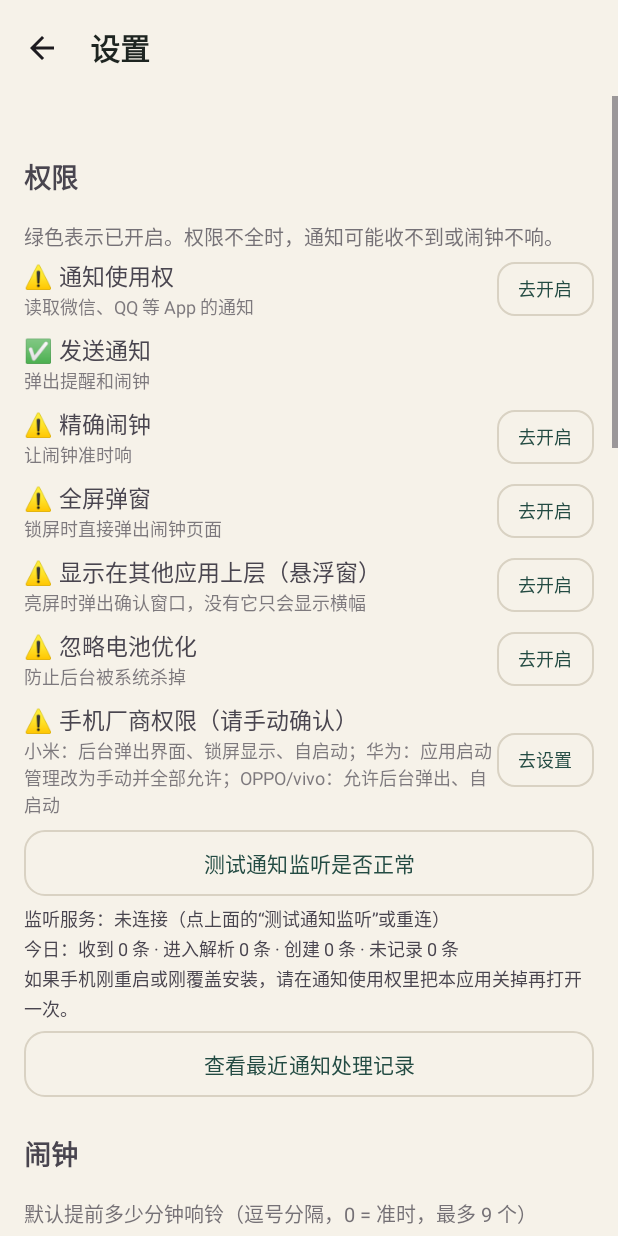
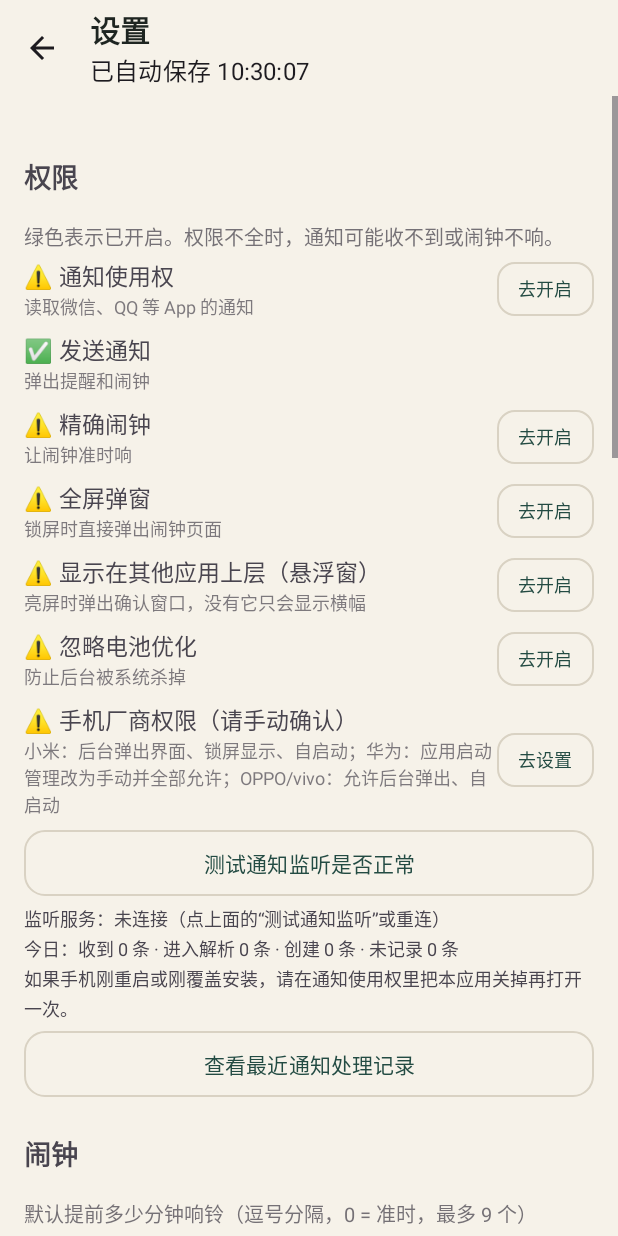
Before and after one commit to John20260411/NotifyClock, an Android app: the screen it shows after launch (SettingsActivity), after a tap on "设置", on a phone screen of 412 x 824 dp. Run offline under Robolectric (Android 15) with nearby library versions, the phone set to English and light mode, and no system bars.

Commit message:
v0.3.7: 设置页自动保存并移除保存按钮

```diff
--- a/app/build.gradle.kts
+++ b/app/build.gradle.kts
@@ -16,8 +16,8 @@ android {
         applicationId = "cn.notialarm"
         minSdk = 26
         targetSdk = 34
-        versionCode = 12
-        versionName = "0.3.6"
+        versionCode = 13
+        versionName = "0.3.7"
     }
 
     buildTypes {
--- a/app/src/main/java/cn/notialarm/ui/SettingsActivity.kt
+++ b/app/src/main/java/cn/notialarm/ui/SettingsActivity.kt
@@ -32,6 +32,7 @@ import android.widget.TextView
 import android.widget.Toast
 import androidx.activity.result.contract.ActivityResultContracts
 import androidx.appcompat.app.AppCompatActivity
+import androidx.core.widget.doAfterTextChanged
 import cn.notialarm.Fmt
 import cn.notialarm.Notifier
 import cn.notialarm.NotifyListener
@@ -66,6 +67,25 @@ class SettingsActivity : AppCompatActivity() {
     private lateinit var btnPreview: Button
     private lateinit var rgVolume: RadioGroup
 
+    private lateinit var etOffsets: EditText
+    private lateinit var swSound: MaterialSwitch
+    private lateinit var swVibrate: MaterialSwitch
+    private lateinit var etRing: EditText
+    private lateinit var etSnooze: EditText
+    private lateinit var swQuiet: MaterialSwitch
+    private lateinit var swQuietKeep: MaterialSwitch
+    private lateinit var rgMode: RadioGroup
+    private lateinit var etUrl: EditText
+    private lateinit var etKey: EditText
+    private lateinit var etModel: EditText
+    private lateinit var swMonitorAll: MaterialSwitch
+    private lateinit var btnQuietStart: Button
+    private lateinit var btnQuietEnd: Button
+
+    /** 初始化期间不保存，避免把默认值/半成品写回去。 */
+    private var loading = true
+    private val saveRunnable = Runnable { saveAll(false) }
+
     private val pickRingtone = registerForActivityResult(ActivityResultContracts.StartActivityForResult()) { res ->
         if (res.resultCode != Activity.RESULT_OK) return@registerForActivityResult
         val uri: Uri? = if (Build.VERSION.SDK_INT >= 33) {
@@ -95,6 +115,7 @@ class SettingsActivity : AppCompatActivity() {
         setContentView(R.layout.activity_settings)
         title = "设置"
         supportActionBar?.setDisplayHomeAsUpEnabled(true)
+        supportActionBar?.subtitle = "修改会自动保存"
         prefs = Prefs(this)
 
         permContainer = findViewById(R.id.permContainer)
@@ -104,20 +125,20 @@ class SettingsActivity : AppCompatActivity() {
         Permissions.render(this, permContainer)
         renderDiag()
 
-        val etOffsets = findViewById<EditText>(R.id.etOffsets)
-        val swSound = findViewById<MaterialSwitch>(R.id.swSound)
-        val swVibrate = findViewById<MaterialSwitch>(R.id.swVibrate)
-        val etRing = findViewById<EditText>(R.id.etRingMinutes)
-        val etSnooze = findViewById<EditText>(R.id.etSnooze)
-        val swQuiet = findViewById<MaterialSwitch>(R.id.swQuiet)
-        val swQuietKeep = findViewById<MaterialSwitch>(R.id.swQuietKeep)
-        val btnQuietStart = findViewById<Button>(R.id.btnQuietStart)
-        val btnQuietEnd = findViewById<Button>(R.id.btnQuietEnd)
-        val rgMode = findViewById<RadioGroup>(R.id.rgMode)
-        val etUrl = findViewById<EditText>(R.id.etUrl)
-        val etKey = findViewById<EditText>(R.id.etKey)
-        val etModel = findViewById<EditText>(R.id.etModel)
-        val swMonitorAll = findViewById<MaterialSwitch>(R.id.swMonitorAll)
+        etOffsets = findViewById(R.id.etOffsets)
+        swSound = findViewById(R.id.swSound)
+        swVibrate = findViewById(R.id.swVibrate)
+        etRing = findViewById(R.id.etRingMinutes)
+        etSnooze = findViewById(R.id.etSnooze)
+        swQuiet = findViewById(R.id.swQuiet)
+        swQuietKeep = findViewById(R.id.swQuietKeep)
+        btnQuietStart = findViewById(R.id.btnQuietStart)
+        btnQuietEnd = findViewById(R.id.btnQuietEnd)
+        rgMode = findViewById(R.id.rgMode)
+        etUrl = findViewById(R.id.etUrl)
+        etKey = findViewById(R.id.etKey)
+        etModel = findViewById(R.id.etModel)
+        swMonitorAll = findViewById(R.id.swMonitorAll)
         val spBlackType = findViewById<Spinner>(R.id.spBlackType)
         val etBlackValue = findViewById<EditText>(R.id.etBlackValue)
         tvSound = findViewById(R.id.tvSound)
@@ -148,6 +169,20 @@ class SettingsActivity : AppCompatActivity() {
         etKey.setText(prefs.llmApiKey)
         etModel.setText(prefs.llmModel)
         swMonitorAll.isChecked = prefs.monitorAll
+
+        // 所有设置项都即时生效：变更后 400ms 合并写一次，离开页面时再强制落盘一次。
+        etOffsets.doAfterTextChanged { scheduleSave() }
+        etRing.doAfterTextChanged { scheduleSave() }
+        etSnooze.doAfterTextChanged { scheduleSave() }
+        etUrl.doAfterTextChanged { scheduleSave() }
+        etKey.doAfterTextChanged { scheduleSave() }
+        etModel.doAfterTextChanged { scheduleSave() }
+        swSound.setOnCheckedChangeListener { _, _ -> scheduleSave() }
+        swVibrate.setOnCheckedChangeListener { _, _ -> scheduleSave() }
+        swQuiet.setOnCheckedChangeListener { _, _ -> scheduleSave() }
+        swQuietKeep.setOnCheckedChangeListener { _, _ -> scheduleSave() }
+        swMonitorAll.setOnCheckedChangeListener { _, _ -> scheduleSave() }
+        rgMode.setOnCheckedChangeListener { _, _ -> scheduleSave() }
         spBlackType.adapter = ArrayAdapter(
             this,
             android.R.layout.simple_spinner_dropdown_item,
@@ -205,18 +240,23 @@ class SettingsActivity : AppCompatActivity() {
                 .show()
         }
         btnPreview.setOnClickListener { if (preview == null) startPreview() else stopPreview() }
-        rgVolume.setOnCheckedChangeListener { _, _ -> if (preview != null) { stopPreview(); startPreview() } }
+        rgVolume.setOnCheckedChangeListener { _, _ ->
+            scheduleSave()
+            if (preview != null) { stopPreview(); startPreview() }
+        }
 
         btnQuietStart.setOnClickListener {
             TimePickerDialog(this, { _, h, m ->
                 quietStart = LocalTime.of(h, m)
                 btnQuietStart.text = "开始 $quietStart"
+                scheduleSave()
             }, quietStart.hour, quietStart.minute, true).show()
         }
         btnQuietEnd.setOnClickListener {
             TimePickerDialog(this, { _, h, m ->
                 quietEnd = LocalTime.of(h, m)
                 btnQuietEnd.text = "结束 $quietEnd"
+                scheduleSave()
             }, quietEnd.hour, quietEnd.minute, true).show()
         }
 
@@ -239,34 +279,56 @@ class SettingsActivity : AppCompatActivity() {
             }.start()
         }
 
-        findViewById<Button>(R.id.btnSave).setOnClickListener {
+        loadApps()
+        loading = false
+    }
+
+    /** 合并短时间内的连续修改，避免每敲一个字都写盘/重排闹钟。 */
+    private fun scheduleSave() {
+        if (loading) return
+        handler.removeCallbacks(saveRunnable)
+        handler.postDelayed(saveRunnable, 400)
+    }
+
+    /**
+     * 自动保存。无效输入不覆盖旧值；只有闹钟相关设置变化时才重排。
+     * showErrors = true 用于离开页面时，对仍然无效的输入给出提示。
+     */
+    private fun saveAll(showErrors: Boolean) {
+        if (loading) return
+
         val offsets = Prefs.parseOffsets(etOffsets.text.toString())
         if (offsets == null) {
-                etOffsets.error = "用逗号分隔的分钟数，如 60,10,0（最多 ${Prefs.MAX_OFFSETS} 个）"
-                return@setOnClickListener
+            if (showErrors) etOffsets.error = "用逗号分隔的分钟数，如 60,10,0（最多 ${Prefs.MAX_OFFSETS} 个）"
+        } else {
+            etOffsets.error = null
         }
+
         val ring = etRing.text.toString().trim().toIntOrNull()
-            if (ring == null || ring !in 0..Prefs.MAX_RING_MINUTES) {
-                etRing.error = "0–${Prefs.MAX_RING_MINUTES} 分钟，0 = 一直响到确认"
-                return@setOnClickListener
-            }
+        val ringValid = ring != null && ring in 0..Prefs.MAX_RING_MINUTES
+        if (!ringValid && showErrors) etRing.error = "0–${Prefs.MAX_RING_MINUTES} 分钟，0 = 一直响到确认"
+        if (ringValid) etRing.error = null
+
         val snooze = Prefs.parseOffsets(etSnooze.text.toString())?.filter { it > 0 }
-            if (snooze.isNullOrEmpty()) {
-                etSnooze.error = "用逗号分隔的分钟数，如 5,10,30,60"
-                return@setOnClickListener
-            }
-            if (swQuiet.isChecked && quietStart == quietEnd) {
-                Toast.makeText(this, "免打扰的开始和结束时间不能相同", Toast.LENGTH_SHORT).show()
-                return@setOnClickListener
-            }
-            prefs.defaultOffsets = offsets
+        val snoozeValid = !snooze.isNullOrEmpty()
+        if (!snoozeValid && showErrors) etSnooze.error = "用逗号分隔的分钟数，如 5,10,30,60"
+        if (snoozeValid) etSnooze.error = null
+
+        // 开始和结束相同表示没有免打扰时段，QuietHours.window 会直接返回 null。
+        val oldAlarm = listOf(
+            prefs.defaultOffsets, prefs.sound, prefs.vibrate, prefs.soundUri,
+            prefs.useMediaVolume, prefs.ringMinutes, prefs.snoozeOptions,
+            prefs.quietEnabled, prefs.quietStart, prefs.quietEnd, prefs.quietKeepOnTime,
+        )
+
+        if (offsets != null) prefs.defaultOffsets = offsets
         prefs.sound = swSound.isChecked
         prefs.vibrate = swVibrate.isChecked
         prefs.soundUri = soundUri
         prefs.soundName = soundName
         prefs.useMediaVolume = rgVolume.checkedRadioButtonId == R.id.rbMediaVolume
-            prefs.ringMinutes = ring
-            prefs.snoozeOptions = snooze
+        if (ringValid) prefs.ringMinutes = ring!!
+        if (snoozeValid) prefs.snoozeOptions = snooze!!
         prefs.quietEnabled = swQuiet.isChecked
         prefs.quietStart = quietStart
         prefs.quietEnd = quietEnd
@@ -276,20 +338,27 @@ class SettingsActivity : AppCompatActivity() {
             R.id.rbLlm -> Prefs.MODE_LLM
             else -> Prefs.MODE_HYBRID
         }
-            prefs.llmBaseUrl = etUrl.text.toString()
-            prefs.llmApiKey = etKey.text.toString()
-            prefs.llmModel = etModel.text.toString()
+        prefs.llmBaseUrl = etUrl.text.toString().trim()
+        prefs.llmApiKey = etKey.text.toString().trim()
+        prefs.llmModel = etModel.text.toString().trim()
         prefs.monitorAll = swMonitorAll.isChecked
         prefs.monitoredPackages = selected.toSet()
         DroppedStore.retainPackages(this, selected.toSet())
-            // 免打扰改了会影响已有提醒的响铃时刻
-            Reminders.archiveBlacklisted(this)
-            Reminders.rescheduleAll(this)
-            Toast.makeText(this, "已保存", Toast.LENGTH_SHORT).show()
-            finish()
+
+        val newAlarm = listOf(
+            prefs.defaultOffsets, prefs.sound, prefs.vibrate, prefs.soundUri,
+            prefs.useMediaVolume, prefs.ringMinutes, prefs.snoozeOptions,
+            prefs.quietEnabled, prefs.quietStart, prefs.quietEnd, prefs.quietKeepOnTime,
+        )
+        if (oldAlarm != newAlarm) Reminders.rescheduleAll(this)
+
+        supportActionBar?.subtitle = "已自动保存 ${LocalTime.now().withNano(0)}"
+        handler.removeCallbacks(resetSubtitle)
+        handler.postDelayed(resetSubtitle, 2000)
     }
 
-        loadApps()
+    private val resetSubtitle = Runnable {
+        supportActionBar?.subtitle = "修改会自动保存"
     }
 
     override fun onResume() {
@@ -362,6 +431,7 @@ class SettingsActivity : AppCompatActivity() {
         soundName = name
         tvSound.text = "当前铃声：" + if (uri.isBlank()) "系统默认闹钟铃声" else name
         if (preview != null) { stopPreview(); startPreview() }
+        scheduleSave()
     }
 
     private fun startPreview() {
@@ -385,6 +455,8 @@ class SettingsActivity : AppCompatActivity() {
     }
 
     override fun onPause() {
+        handler.removeCallbacks(saveRunnable)
+        saveAll(true)
         NotifyListener.onStateChanged = null
         stopPreview()
         super.onPause()
@@ -462,9 +534,13 @@ class SettingsActivity : AppCompatActivity() {
                         text = "$label\n$pkg"
                         textSize = 14f
                         isChecked = pkg in selected
-                        setOnCheckedChangeListener { _, on -> if (on) selected += pkg else selected -= pkg }
+                        setOnCheckedChangeListener { _, on ->
+                            if (on) selected += pkg else selected -= pkg
+                            scheduleSave()
+                        }
                     })
                 }
+                if (firstTime) scheduleSave()
             }
         }.start()
     }
--- a/app/src/main/res/layout/activity_settings.xml
+++ b/app/src/main/res/layout/activity_settings.xml
@@ -340,14 +340,5 @@
             android:layout_width="match_parent"
             android:layout_height="wrap_content"
             android:orientation="vertical" />
-
-        <Button
-            android:id="@+id/btnSave"
-            android:layout_width="match_parent"
-            android:layout_height="50dp"
-            android:layout_marginTop="16dp"
-            android:text="保存"
-            android:textSize="15sp"
-            app:cornerRadius="16dp" />
     </LinearLayout>
 </ScrollView>
```
Also changed, not shown: 2 other files. Lines whose indentation alone changed are shown as unchanged.
